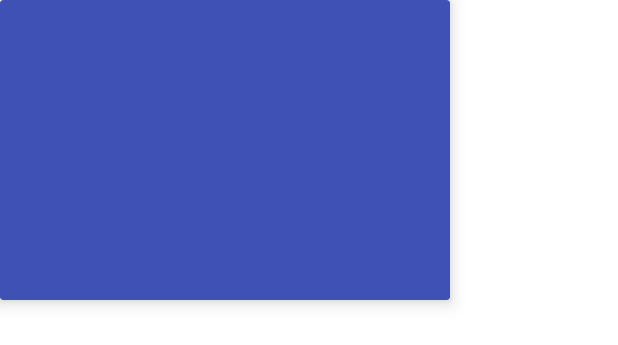
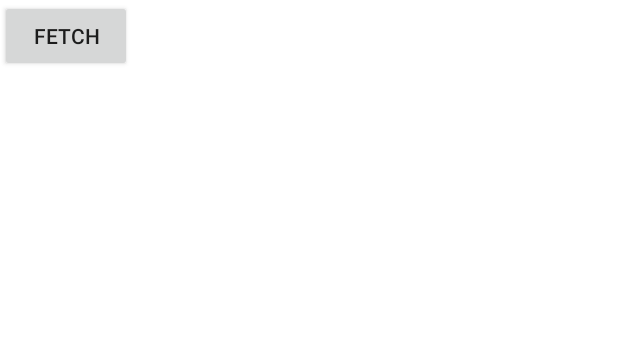
Before and after one commit to 01sadra/Detoxiom, an Android app: the layout fragment_new_quote.xml on its own in the app's theme, with its tools: preview values and no code run, on a phone screen of 412 x 824 dp. Shown: the top 345 px of the screen. Run offline under Robolectric (Android 15) with nearby library versions, the phone set to English and light mode, and no system bars.

Commit message:
💄 BottomSheet added and cardview removed
BottomSheet added to the new quote fragment and it works:)

```diff
--- a/app/src/main/java/me/sadraa/detoxiom/NewQuoteFragment.java
+++ b/app/src/main/java/me/sadraa/detoxiom/NewQuoteFragment.java
@@ -3,6 +3,7 @@ package me.sadraa.detoxiom;
 
 import android.os.Bundle;
 import android.support.annotation.Nullable;
+import android.support.design.widget.BottomSheetBehavior;
 import android.support.v4.app.Fragment;
 import android.support.v4.util.Pair;
 import android.view.LayoutInflater;
@@ -34,7 +35,8 @@ public class NewQuoteFragment extends Fragment {
     Button mButton;
     TextView quoteTV;
     TextView authorTV;
-    ViewStub vs;
+    BottomSheetBehavior mBottomSheetBehavior;
+
     public NewQuoteFragment() {
         // Required empty public constructor
     }
@@ -54,6 +56,9 @@ public class NewQuoteFragment extends Fragment {
         authorTV = (TextView) getView().findViewById(R.id.authorText);
         mButton = (Button) getView().findViewById(R.id.fetchButton);
         quoteTV = (TextView) getView().findViewById(R.id.quoteText);
+        View bottomSheet = getView().findViewById(R.id.bottom_sheet);
+        mBottomSheetBehavior = BottomSheetBehavior.from(bottomSheet);
+
         mButton.setOnClickListener(new View.OnClickListener() {
             @Override
             public void onClick(View v) {
@@ -64,6 +69,9 @@ public class NewQuoteFragment extends Fragment {
             /* Call method and run it asyncornisly :) */
                 Call<QuoteModel> call = QService.getQuote(api_token);
                 call.enqueue(new Callback<QuoteModel>() {
+
+
+
                     @Override
                     public void onResponse(Call<QuoteModel> call, Response<QuoteModel> response) {
                          if(response.isSuccessful()){
@@ -71,7 +79,7 @@ public class NewQuoteFragment extends Fragment {
 
                              quoteTV.setText(response.body().getResult().getQuote());
                              authorTV.setText(response.body().getResult().getAuthor());
-
+                             mBottomSheetBehavior.setState(BottomSheetBehavior.STATE_EXPANDED);
                          }else{
 
                              try {
--- a/app/src/main/res/layout/activity_main.xml
+++ b/app/src/main/res/layout/activity_main.xml
@@ -1,6 +1,7 @@
 <?xml version="1.0" encoding="utf-8"?>
 <RelativeLayout xmlns:android="http://schemas.android.com/apk/res/android"
     xmlns:tools="http://schemas.android.com/tools"
+    xmlns:app="http://schemas.android.com/apk/res-auto"
     android:id="@+id/activity_main"
     android:layout_width="match_parent"
     android:layout_height="match_parent"
@@ -11,4 +12,5 @@
     android:layout_height="match_parent"
     android:layout_width="match_parent"></include>
 
+
 </RelativeLayout>
--- a/app/src/main/res/layout/app_bar.xml
+++ b/app/src/main/res/layout/app_bar.xml
@@ -25,12 +25,16 @@
                 android:layout_height="match_parent"
                 android:layout_above="@+id/bottomBar" />
 
+
             <com.roughike.bottombar.BottomBar
                 android:id="@+id/bottomBar"
                 android:layout_width="match_parent"
                 android:layout_height="60dp"
                 android:layout_alignParentBottom="true"
                 app:bb_tabXmlResource="@xml/bottombar_tabs" />
+
+
+
 
         </RelativeLayout>
 
--- a/app/src/main/res/layout/fragment_new_quote.xml
+++ b/app/src/main/res/layout/fragment_new_quote.xml
@@ -6,41 +6,61 @@
     tools:context="me.sadraa.detoxiom.NewQuoteFragment"
     android:background="@color/white">
 
+        <android.support.design.widget.CoordinatorLayout
+            android:id="@+id/main_content"
+            android:layout_width="match_parent"
+            android:layout_height="match_parent"
+            android:fitsSystemWindows="true"
+            >
+            <Button
+                android:layout_width="wrap_content"
+                android:layout_height="wrap_content"
+                android:text="Fetch"
+                android:gravity="center"
+                android:layout_centerInParent="true"
+                android:id="@+id/fetchButton"
+                />
 
-        <android.support.v7.widget.CardView
-            android:padding="15px"
-            android:layout_width="300dp"
-            android:layout_height="200dp"
-            app:cardBackgroundColor="@color/colorPrimary"
-            app:cardElevation="10px"
-            app:contentPadding="20px"
-            >
+                <android.support.v4.widget.NestedScrollView
+                    android:id="@+id/bottom_sheet"
+                    android:layout_width="match_parent"
+                    app:behavior_peekHeight="0dp"
+                    app:behavior_hideable="true"
+                    android:layout_height="350dp"
+                    android:clipToPadding="true"
+                    app:layout_behavior="android.support.design.widget.BottomSheetBehavior"
 
-                <TextView
-                    android:layout_width="match_parent"
-                    android:layout_height="wrap_content"
-                    android:id="@+id/quoteText"
-                    android:layout_above="@+id/authorText"
-                    android:textAlignment="center"
-                    />
-                <TextView
-                    android:layout_width="match_parent"
-                    android:layout_height="wrap_content"
-                    android:id="@+id/authorText"
-                    android:textAlignment="center"
-                    android:layout_below="@id/authorText"
-                    />
 
-        </android.support.v7.widget.CardView>
+                    >
+                        <LinearLayout
+                            android:layout_width="match_parent"
+                            android:layout_height="match_parent"
+                            android:orientation="vertical">
 
-        <Button
-            android:layout_width="wrap_content"
-            android:layout_height="wrap_content"
-            android:text="Fetch"
-            android:gravity="center"
-            android:layout_centerInParent="true"
-            android:id="@+id/fetchButton"
-            />
+                            <TextView
+                                android:layout_width="match_parent"
+                                android:layout_height="wrap_content"
+                                android:id="@+id/authorText"
+                                android:textSize="60sp"
+                                android:background="@color/colorAccent"
+                                android:textAlignment="center"
+                                />
+
+                            <TextView
+                                    android:layout_width="match_parent"
+                                    android:layout_height="wrap_content"
+                                    android:id="@+id/quoteText"
+                                    android:textSize="40sp"
+                                    android:background="@color/white"
+                                    android:textAlignment="center"
+                                    />
+
+
+                        </LinearLayout>
+
+                </android.support.v4.widget.NestedScrollView>
+
+        </android.support.design.widget.CoordinatorLayout>
 
 
 </FrameLayout>
```
